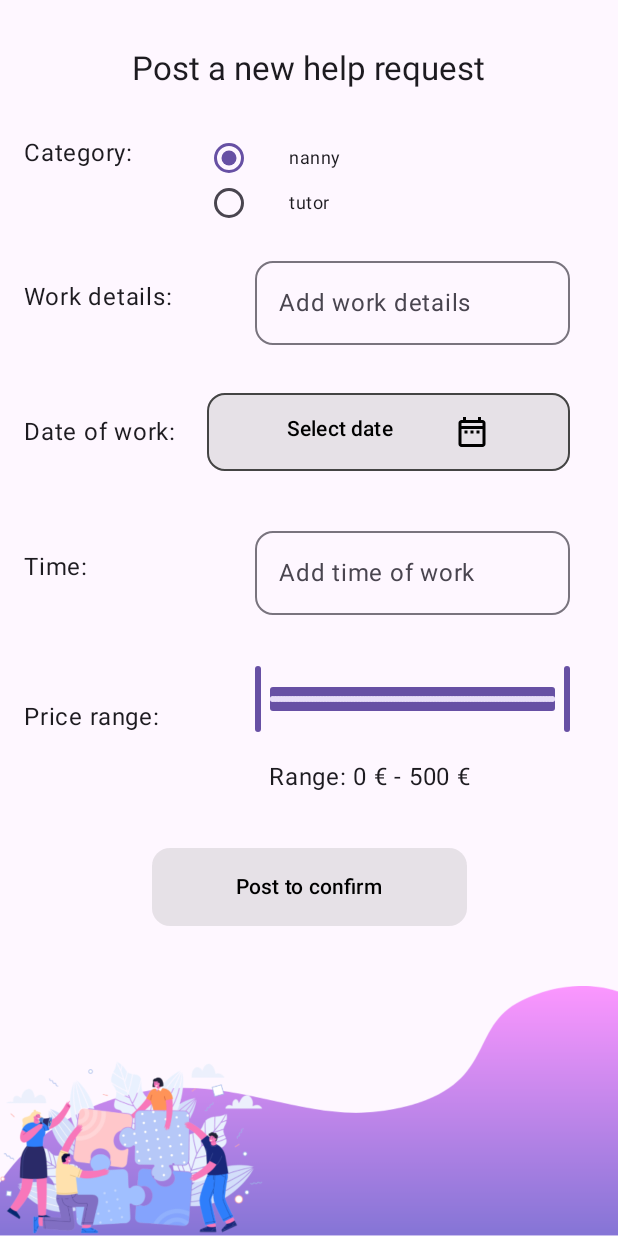
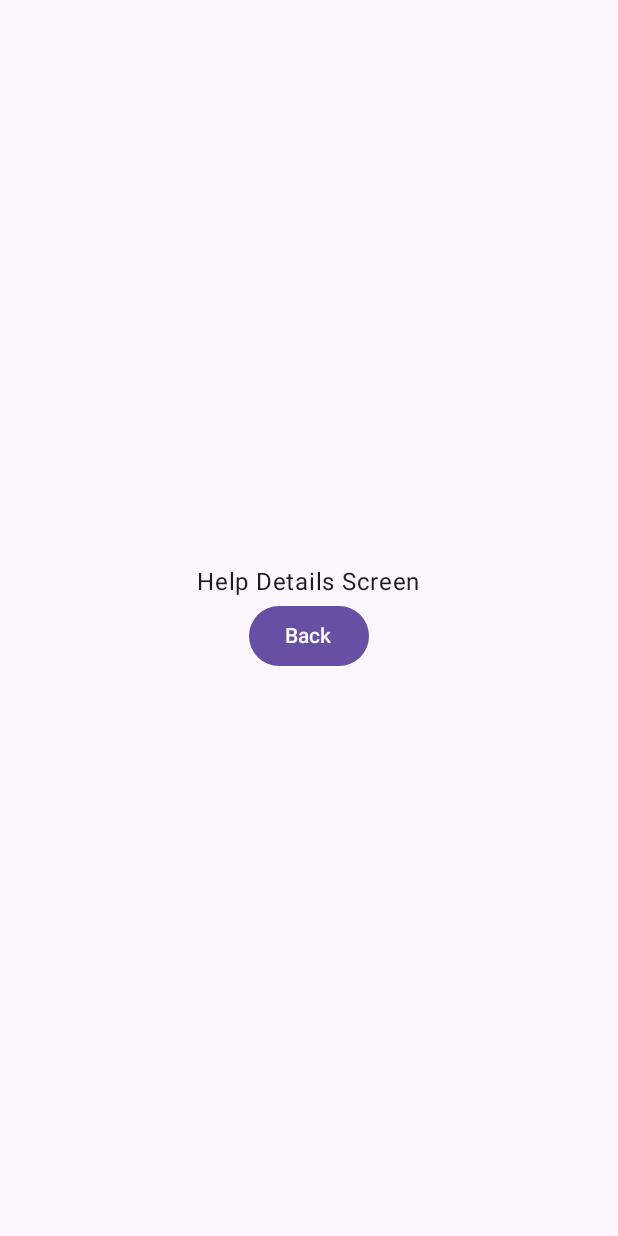
Before and after one commit to MobileDevelopmentProject-Group2/HelpAndHelpersApp, an Android app built with Jetpack Compose: the AddNewHelpScreen screen opened through its navigation route, after a tap on "Post to confirm", on a phone screen of 412 x 824 dp. Run offline under Robolectric (Android 15) with nearby library versions, the phone set to English and light mode, and no system bars.

Commit message:
navigation to home/main screen

```diff
--- a/app/src/main/java/com/example/helpersapp/MainActivity.kt
+++ b/app/src/main/java/com/example/helpersapp/MainActivity.kt
@@ -16,6 +16,7 @@ import com.example.helpersapp.ui.theme.HelpersAppTheme
 import com.example.helpersapp.viewModel.UsersViewModel
 import androidx.navigation.compose.rememberNavController
 import com.example.helpersapp.ui.screens.AddNewHelpScreen
+import com.example.helpersapp.ui.screens.HelpDetailsScreen
 import com.example.helpersapp.ui.screens.LandingScreen
 import com.example.helpersapp.ui.screens.LoginScreen
 import com.example.helpersapp.ui.screens.MainScreen
@@ -81,5 +82,11 @@ fun AppLayout(usersViewModel: ViewModel, helpViewModel: HelpViewModel) {
                 helpViewModel
             )
         }
+        composable("helpDetails") {
+            HelpDetailsScreen(
+                navController,
+                helpViewModel
+            )
+        }
     }
 }
--- a/app/src/main/java/com/example/helpersapp/ui/screens/AddNewHelpScreen.kt
+++ b/app/src/main/java/com/example/helpersapp/ui/screens/AddNewHelpScreen.kt
@@ -14,6 +14,7 @@ import androidx.compose.foundation.layout.width
 import androidx.compose.foundation.rememberScrollState
 import androidx.compose.foundation.verticalScroll
 import androidx.compose.material.icons.Icons
+import androidx.compose.material.icons.outlined.ArrowBack
 import androidx.compose.material.icons.outlined.DateRange
 import androidx.compose.material3.Button
 import androidx.compose.material3.ButtonDefaults
@@ -185,20 +186,52 @@ fun AddNewHelpScreen(navController: NavController, helpViewModel: HelpViewModel)
                     )
                 }
             }
+            Row(
+                horizontalArrangement = Arrangement.SpaceAround,
+                modifier = Modifier
+                    .fillMaxWidth()
+            ) {
                 Button(
-                onClick = { /*TODO*/ },
+                    onClick = { navController.navigateUp() },
                     shape = MaterialTheme.shapes.medium,
                     colors = ButtonDefaults.buttonColors(
-                    containerColor = Color.Gray.copy(alpha = 0.2f),
-                    contentColor = Color.Black,
+                        containerColor = MaterialTheme.colorScheme.primaryContainer,
+                        contentColor = MaterialTheme.colorScheme.onPrimaryContainer
                     ),
                     modifier = Modifier
                         .padding(top = 35.dp)
                         .height(52.dp)
-                    .width(210.dp)
+                        .width(150.dp)
+                ) {
+                    Row(
+                        verticalAlignment = Alignment.CenterVertically,
+                        horizontalArrangement = Arrangement.SpaceEvenly
+
+                    ) {
+                        Icon(
+                            imageVector = Icons.Outlined.ArrowBack,
+                            contentDescription = null,
+                            modifier = Modifier.padding(end = 8.dp)
+                        )
+                        Text(text = "Back")
+                    }
+                }
+                Button(
+                    onClick = { navController.navigate("helpDetails") },
+                    shape = MaterialTheme.shapes.medium,
+                    colors = ButtonDefaults.buttonColors(
+                        containerColor = MaterialTheme.colorScheme.primaryContainer,
+                        contentColor = MaterialTheme.colorScheme.onPrimaryContainer
+                    ),
+                    modifier = Modifier
+                        .padding(top = 35.dp)
+                        .height(52.dp)
+                        .width(150.dp)
                 ) {
                     Text(text = "Post to confirm")
                 }
             }
+
         }
     }
+}
--- /dev/null
+++ b/app/src/main/java/com/example/helpersapp/ui/screens/HelpDetailsScreen.kt
@@ -0,0 +1,28 @@
+package com.example.helpersapp.ui.screens
+
+import androidx.compose.foundation.layout.Arrangement
+import androidx.compose.foundation.layout.Column
+import androidx.compose.foundation.layout.fillMaxSize
+import androidx.compose.material3.Button
+import androidx.compose.material3.Text
+import androidx.compose.runtime.Composable
+import androidx.compose.ui.Alignment
+import androidx.compose.ui.Modifier
+import androidx.lifecycle.ViewModel
+import androidx.navigation.NavController
+
+@Composable
+fun HelpDetailsScreen(navController: NavController, helpViewModel: ViewModel) {
+    Column(
+        modifier = Modifier.fillMaxSize(),
+        verticalArrangement = Arrangement.Center,
+        horizontalAlignment = Alignment.CenterHorizontally
+    ) {
+        Text(
+            text = "Help Details Screen"
+        )
+        Button(onClick = { navController.navigateUp()}) {
+            Text(text = "Back")
+        }
+    }
+}
--- a/app/src/main/java/com/example/helpersapp/ui/screens/LoginScreen.kt
+++ b/app/src/main/java/com/example/helpersapp/ui/screens/LoginScreen.kt
@@ -89,7 +89,7 @@ fun LoginScreen(navController: NavController, usersViewModel: ViewModel) {
             Text("Not a user? Register here",
                 style = MaterialTheme.typography.bodyLarge)
         }
-        Button(onClick = { navController.navigate("home")}) {
+        Button(onClick = { navController.navigate("main")}) {
             Text(text = "Home")
         }
         SodaLogo()
--- a/app/src/main/java/com/example/helpersapp/ui/screens/MainScreen.kt
+++ b/app/src/main/java/com/example/helpersapp/ui/screens/MainScreen.kt
@@ -22,7 +22,19 @@ fun MainScreen(navController: NavController, usersViewModel: ViewModel, helpNeed
             text = "Main/home Screen"
         )
         Button(onClick = { navController.navigate("home")}) {
-            Text(text = "Home")
+            Text(text = "to landing screen")
+        }
+        Button(onClick = { navController.navigate("login") }) {
+            Text(text = "To Login Screen")
+        }
+        Button(onClick = { navController.navigate("register") }) {
+            Text(text = "To Register Screen")
+        }
+        Button(onClick = { navController.navigate("addHelp") }) {
+            Text(text = "To Add New Help Screen")
+        }
+        Button(onClick = { navController.navigate("helpDetails") }) {
+            Text(text = "To Help Details Screen")
         }
     }
 }
--- a/app/src/main/java/com/example/helpersapp/ui/screens/RegisterScreen.kt
+++ b/app/src/main/java/com/example/helpersapp/ui/screens/RegisterScreen.kt
@@ -128,7 +128,7 @@ fun RegisterScreen(navController: NavController, usersViewModel: ViewModel) {
         TextButton(onClick = { navController.navigate("login") }) {
             Text("Already a user? Login", style = MaterialTheme.typography.bodyMedium)
         }
-        Button(onClick = { navController.navigate("home")}) {
+        Button(onClick = { navController.navigate("main")}) {
             Text(text = "Home")
         }
     }
--- a/app/src/main/java/com/example/helpersapp/viewModel/HelpViewModel.kt
+++ b/app/src/main/java/com/example/helpersapp/viewModel/HelpViewModel.kt
@@ -1,5 +1,6 @@
 package com.example.helpersapp.viewModel
 
+import android.util.Log
 import androidx.lifecycle.ViewModel
 import com.example.helpersapp.model.HelpNeeded
 import kotlinx.coroutines.flow.MutableStateFlow
@@ -11,9 +12,12 @@ class HelpViewModel: ViewModel()  {
     private val _newHelpNeeded = MutableStateFlow(HelpNeeded())
     val newHelpNeeded: StateFlow<HelpNeeded> = _newHelpNeeded.asStateFlow()
 
+
     fun changeWorkDetails(newWorkDetails: String) {
         _newHelpNeeded.value = _newHelpNeeded.value.copy(workDetails = newWorkDetails)
+        Log.d("HelpViewModel", "HelpViewModel created ${_newHelpNeeded.value}")
     }
+
     fun changePriceRange(newPriceRange: ClosedFloatingPointRange<Float>) {
         _newHelpNeeded.value = _newHelpNeeded.value.copy(priceRange = newPriceRange)
     }
```
Lines whose indentation alone changed are shown as unchanged.
